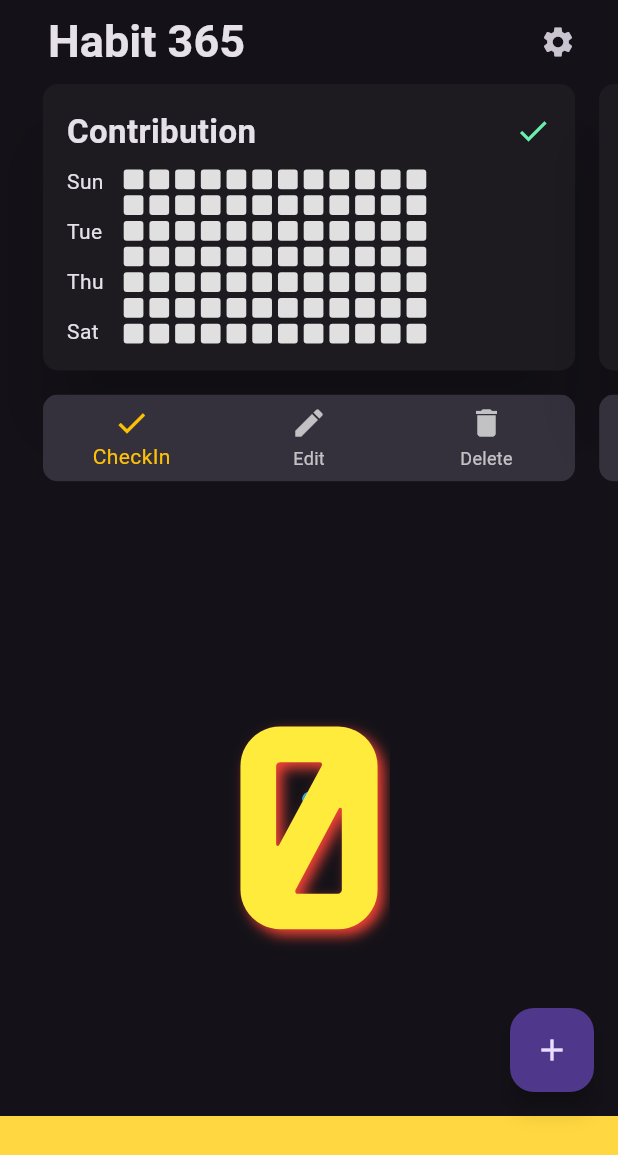
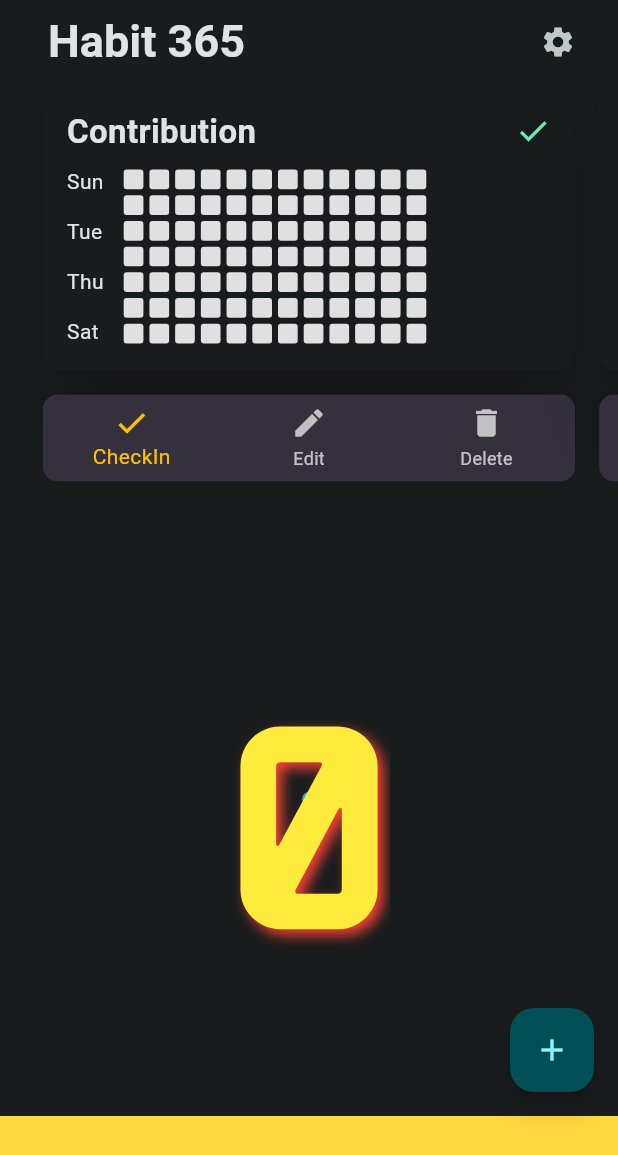
Before and after one commit to kolbe-ryo/count_habits, a Flutter app: the screen it shows after launch, on a phone screen of 412 x 824 dp. Shown: the top 1155 px of the screen. Run offline on Flutter 3.47's test engine with Material 3 defaults, Android fonts, the phone set to English and light mode, and no system bars; our stand-ins replace dynamic_color, flutter_riverpod, freezed_annotation, logger, lottie, riverpod_annotation; generated files the repository leaves out were written again.

Commit message:
import material color theme

```diff
--- a/lib/presentation/pages/app.dart
+++ b/lib/presentation/pages/app.dart
@@ -1,3 +1,4 @@
+import 'package:count_habits/color_schemes.g.dart';
 import 'package:count_habits/presentation/components/app_loading.dart';
 import 'package:count_habits/presentation/pages/top/top_page.dart';
 import 'package:flutter/material.dart';
@@ -11,7 +12,8 @@ class Habits365 extends StatelessWidget {
       title: 'Habits365',
       debugShowCheckedModeBanner: false,
       // TODO: Theme setting
-      theme: ThemeData.dark(),
+      theme: ThemeData(useMaterial3: true, colorScheme: darkColorScheme),
+      darkTheme: ThemeData(useMaterial3: true, colorScheme: darkColorScheme),
       // theme: ThemeData(
       //   colorSchemeSeed: Colors.blueGrey,
       //   useMaterial3: true,
--- a/pubspec.yaml
+++ b/pubspec.yaml
@@ -8,6 +8,7 @@ environment:
 
 dependencies:
   collection: ^1.18.0
+  dynamic_color: ^1.6.9
   flutter:
     sdk: flutter
   flutter_riverpod: ^2.4.9
```
Also changed, not shown: lib/color_schemes.g.dart (added), lib/custom_color.g.dart (added), lib/main.g.dart (added), pubspec.lock, 5 other files.
